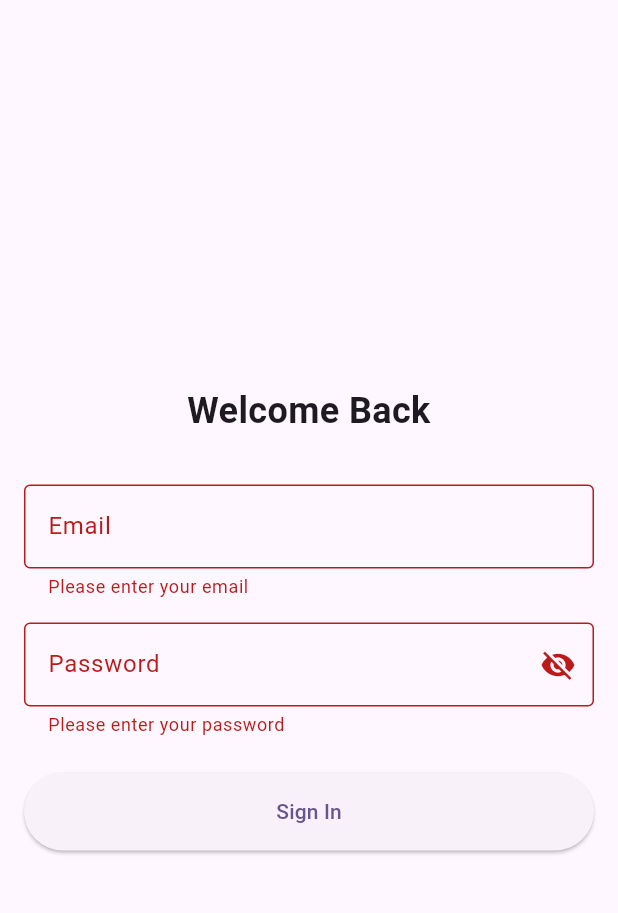
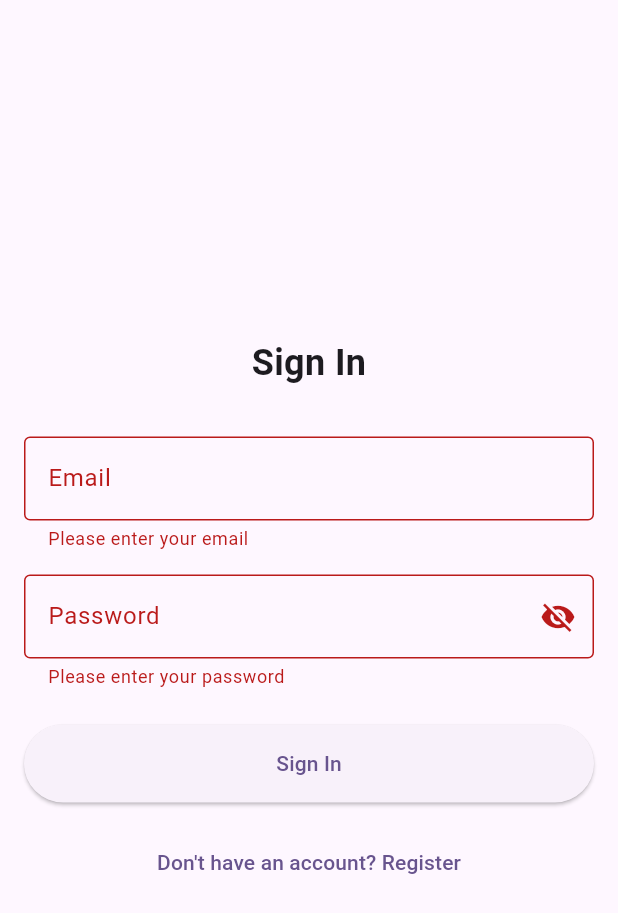
Before and after one commit to hercobezuidenhout/doinfine, a Flutter app: the screen it shows after launch, after a tap on "Sign In", on a phone screen of 412 x 824 dp. Shown: the top 913 px of the screen. Run offline on Flutter 3.47's test engine with Material 3 defaults, Android fonts, the phone set to English and light mode, and no system bars; our stand-ins replace firebase_auth, firebase_core, flutter_dotenv; accounts and stored records are empty.

Commit message:
feat: Add registration flow and refactor auth components (#1)
* feat: implement registration flow and personalized welcome message - Add registration functionality to SignInScreen with form toggle - Improve error handling in AuthProvider - Add personalized welcome message with user email - Maintain clean architecture with AuthWrapper navigation

* refactor: break down auth widgets into reusable components - Create EmailField, PasswordField, AuthError, SubmitButton, and WelcomeMessage components - Improve code organization and maintainability - Reduce code duplication - Enhance readability

```diff
--- a/lib/features/auth/presentation/screens/sign_in_screen.dart
+++ b/lib/features/auth/presentation/screens/sign_in_screen.dart
@@ -1,6 +1,10 @@
 import 'package:flutter/material.dart';
 import 'package:provider/provider.dart';
-import '../providers/auth_provider.dart';
+import '../providers/auth_provider.dart' as auth;
+import '../widgets/auth/email_field.dart';
+import '../widgets/auth/password_field.dart';
+import '../widgets/auth/auth_error.dart';
+import '../widgets/auth/submit_button.dart';
 
 class SignInScreen extends StatefulWidget {
   const SignInScreen({super.key});
@@ -13,21 +17,30 @@ class _SignInScreenState extends State<SignInScreen> {
   final _formKey = GlobalKey<FormState>();
   final _emailController = TextEditingController();
   final _passwordController = TextEditingController();
-  bool _obscurePassword = true;
+  final _confirmPasswordController = TextEditingController();
+  bool _isSignIn = true;
 
   @override
   void dispose() {
     _emailController.dispose();
     _passwordController.dispose();
+    _confirmPasswordController.dispose();
     super.dispose();
   }
 
-  Future<void> _signIn() async {
-    if (_formKey.currentState?.validate() ?? false) {
-      await context.read<AuthProvider>().signInWithEmailAndPassword(
-            email: _emailController.text.trim(),
-            password: _passwordController.text,
-          );
+  Future<void> _submit() async {
+    if (_formKey.currentState!.validate()) {
+      if (_isSignIn) {
+        await context.read<auth.AuthProvider>().signIn(
+              _emailController.text,
+              _passwordController.text,
+            );
+      } else {
+        await context.read<auth.AuthProvider>().register(
+              _emailController.text,
+              _passwordController.text,
+            );
+      }
     }
   }
 
@@ -44,90 +57,48 @@ class _SignInScreenState extends State<SignInScreen> {
                 mainAxisAlignment: MainAxisAlignment.center,
                 crossAxisAlignment: CrossAxisAlignment.stretch,
                 children: [
-                  const Text(
-                    'Welcome Back',
-                    style: TextStyle(
+                  Text(
+                    _isSignIn ? 'Sign In' : 'Create Account',
+                    style: const TextStyle(
                       fontSize: 24,
                       fontWeight: FontWeight.bold,
                     ),
                     textAlign: TextAlign.center,
                   ),
                   const SizedBox(height: 32),
-                  TextFormField(
-                    controller: _emailController,
-                    keyboardType: TextInputType.emailAddress,
-                    decoration: const InputDecoration(
-                      labelText: 'Email',
-                      border: OutlineInputBorder(),
+                  EmailField(controller: _emailController),
+                  const SizedBox(height: 16),
+                  PasswordField(
+                    controller: _passwordController,
+                    isSignIn: _isSignIn,
+                  ),
+                  if (!_isSignIn) ...[
+                    const SizedBox(height: 16),
+                    PasswordField(
+                      controller: _confirmPasswordController,
+                      labelText: 'Confirm Password',
+                      isSignIn: _isSignIn,
                     ),
-                    validator: (value) {
-                      if (value == null || value.isEmpty) {
-                        return 'Please enter your email';
-                      }
-                      if (!value.contains('@')) {
-                        return 'Please enter a valid email';
-                      }
-                      return null;
-                    },
+                  ],
+                  const SizedBox(height: 24),
+                  const AuthError(),
+                  SubmitButton(
+                    onPressed: _submit,
+                    text: _isSignIn ? 'Sign In' : 'Register',
                   ),
                   const SizedBox(height: 16),
-                  TextFormField(
-                    controller: _passwordController,
-                    obscureText: _obscurePassword,
-                    decoration: InputDecoration(
-                      labelText: 'Password',
-                      border: const OutlineInputBorder(),
-                      suffixIcon: IconButton(
-                        icon: Icon(
-                          _obscurePassword
-                              ? Icons.visibility_off
-                              : Icons.visibility,
-                        ),
-                        onPressed: () {
-                          setState(() {
-                            _obscurePassword = !_obscurePassword;
-                          });
-                        },
-                      ),
+                  TextButton(
+                    onPressed: () {
+                      setState(() {
+                        _isSignIn = !_isSignIn;
+                        _formKey.currentState?.reset();
+                      });
+                    },
+                    child: Text(
+                      _isSignIn
+                          ? 'Don\'t have an account? Register'
+                          : 'Already have an account? Sign in',
                     ),
-                    validator: (value) {
-                      if (value == null || value.isEmpty) {
-                        return 'Please enter your password';
-                      }
-                      if (value.length < 6) {
-                        return 'Password must be at least 6 characters';
-                      }
-                      return null;
-                    },
-                  ),
-                  const SizedBox(height: 24),
-                  Consumer<AuthProvider>(
-                    builder: (context, auth, _) {
-                      if (auth.error != null) {
-                        return Padding(
-                          padding: const EdgeInsets.only(bottom: 16),
-                          child: Text(
-                            auth.error!,
-                            style: const TextStyle(color: Colors.red),
-                            textAlign: TextAlign.center,
-                          ),
-                        );
-                      }
-                      return const SizedBox.shrink();
-                    },
-                  ),
-                  Consumer<AuthProvider>(
-                    builder: (context, auth, _) {
-                      return ElevatedButton(
-                        onPressed: auth.isLoading ? null : _signIn,
-                        style: ElevatedButton.styleFrom(
-                          padding: const EdgeInsets.symmetric(vertical: 16),
-                        ),
-                        child: auth.isLoading
-                            ? const CircularProgressIndicator()
-                            : const Text('Sign In'),
-                      );
-                    },
                   ),
                 ],
               ),
--- /dev/null
+++ b/lib/features/auth/presentation/widgets/auth/auth_error.dart
@@ -0,0 +1,27 @@
+import 'package:flutter/material.dart';
+import 'package:provider/provider.dart';
+import '../../providers/auth_provider.dart' as auth;
+
+class AuthError extends StatelessWidget {
+  const AuthError({super.key});
+
+  @override
+  Widget build(BuildContext context) {
+    return Consumer<auth.AuthProvider>(
+      builder: (context, authProvider, _) {
+        final error = authProvider.error;
+        if (error != null) {
+          return Padding(
+            padding: const EdgeInsets.only(bottom: 16),
+            child: Text(
+              error,
+              style: const TextStyle(color: Colors.red),
+              textAlign: TextAlign.center,
+            ),
+          );
+        }
+        return const SizedBox.shrink();
+      },
+    );
+  }
+}
--- /dev/null
+++ b/lib/features/auth/presentation/widgets/auth/email_field.dart
@@ -0,0 +1,31 @@
+import 'package:flutter/material.dart';
+
+class EmailField extends StatelessWidget {
+  final TextEditingController controller;
+
+  const EmailField({
+    super.key,
+    required this.controller,
+  });
+
+  @override
+  Widget build(BuildContext context) {
+    return TextFormField(
+      controller: controller,
+      decoration: const InputDecoration(
+        labelText: 'Email',
+        border: OutlineInputBorder(),
+      ),
+      keyboardType: TextInputType.emailAddress,
+      validator: (value) {
+        if (value == null || value.isEmpty) {
+          return 'Please enter your email';
+        }
+        if (!value.contains('@')) {
+          return 'Please enter a valid email';
+        }
+        return null;
+      },
+    );
+  }
+}
--- /dev/null
+++ b/lib/features/auth/presentation/widgets/auth/password_field.dart
@@ -0,0 +1,52 @@
+import 'package:flutter/material.dart';
+
+class PasswordField extends StatefulWidget {
+  final TextEditingController controller;
+  final String labelText;
+  final bool isSignIn;
+
+  const PasswordField({
+    super.key,
+    required this.controller,
+    this.labelText = 'Password',
+    this.isSignIn = true,
+  });
+
+  @override
+  State<PasswordField> createState() => _PasswordFieldState();
+}
+
+class _PasswordFieldState extends State<PasswordField> {
+  bool _obscurePassword = true;
+
+  @override
+  Widget build(BuildContext context) {
+    return TextFormField(
+      controller: widget.controller,
+      decoration: InputDecoration(
+        labelText: widget.labelText,
+        border: const OutlineInputBorder(),
+        suffixIcon: IconButton(
+          icon: Icon(
+            _obscurePassword ? Icons.visibility_off : Icons.visibility,
+          ),
+          onPressed: () {
+            setState(() {
+              _obscurePassword = !_obscurePassword;
+            });
+          },
+        ),
+      ),
+      obscureText: _obscurePassword,
+      validator: (value) {
+        if (value == null || value.isEmpty) {
+          return 'Please enter your password';
+        }
+        if (!widget.isSignIn && value.length < 6) {
+          return 'Password must be at least 6 characters';
+        }
+        return null;
+      },
+    );
+  }
+}
--- /dev/null
+++ b/lib/features/auth/presentation/widgets/auth/submit_button.dart
@@ -0,0 +1,31 @@
+import 'package:flutter/material.dart';
+import 'package:provider/provider.dart';
+import '../../providers/auth_provider.dart' as auth;
+
+class SubmitButton extends StatelessWidget {
+  final VoidCallback onPressed;
+  final String text;
+
+  const SubmitButton({
+    super.key,
+    required this.onPressed,
+    required this.text,
+  });
+
+  @override
+  Widget build(BuildContext context) {
+    return Consumer<auth.AuthProvider>(
+      builder: (context, authProvider, _) {
+        return ElevatedButton(
+          onPressed: authProvider.isLoading ? null : onPressed,
+          style: ElevatedButton.styleFrom(
+            padding: const EdgeInsets.symmetric(vertical: 16),
+          ),
+          child: authProvider.isLoading
+              ? const CircularProgressIndicator()
+              : Text(text),
+        );
+      },
+    );
+  }
+}
--- a/lib/main.dart
+++ b/lib/main.dart
@@ -5,6 +5,7 @@ import 'package:provider/provider.dart';
 import 'firebase_options.dart';
 import 'features/auth/presentation/providers/auth_provider.dart';
 import 'features/auth/presentation/widgets/auth_wrapper.dart';
+import 'features/auth/presentation/widgets/auth/welcome_message.dart';
 
 Future<void> main() async {
   WidgetsFlutterBinding.ensureInitialized();
@@ -53,9 +54,7 @@ class HomePage extends StatelessWidget {
           ),
         ],
       ),
-      body: const Center(
-        child: Text('Welcome to Doinfine!'),
-      ),
+      body: const WelcomeMessage(),
     );
   }
 }
```
Also changed, not shown: lib/features/auth/presentation/providers/auth_provider.dart (+63 -20 lines), lib/features/auth/presentation/widgets/auth/welcome_message.dart (added, +19 -0 lines).
